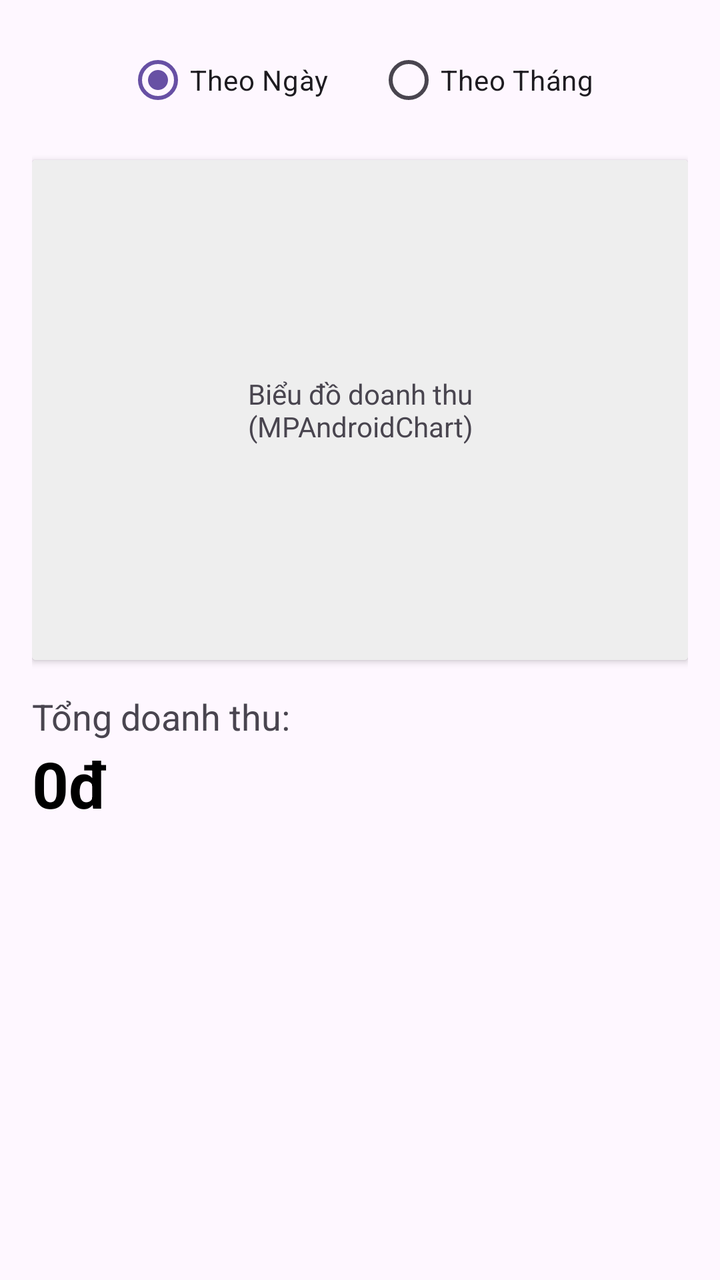
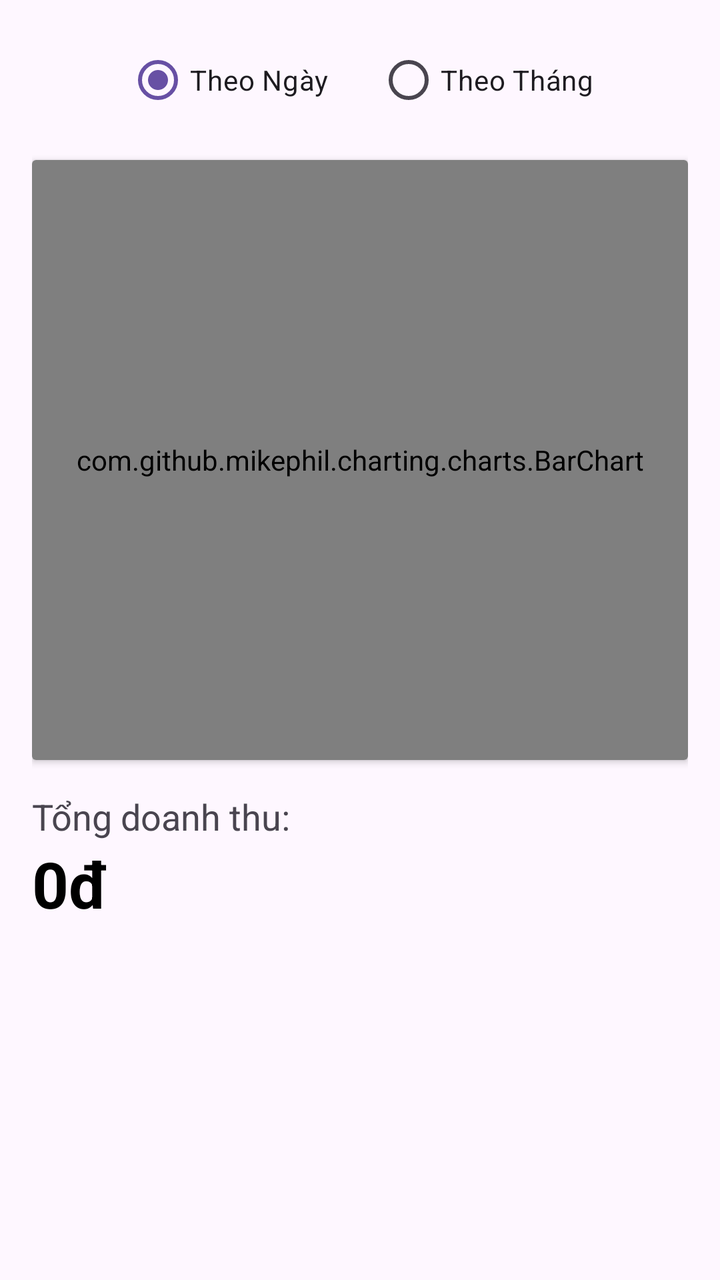

Screens rendered from an Android XML layout before and after an edit, with the pre-edit source and the edit as a unified diff.
<!-- AndroidManifest.xml: application theme Theme.Billards -->
<!-- res/layout/fragment_revenue_statistics.xml -->
<?xml version="1.0" encoding="utf-8"?>
<LinearLayout xmlns:android="http://schemas.android.com/apk/res/android"
    android:layout_width="match_parent"
    android:layout_height="match_parent"
    android:orientation="vertical"
    android:padding="16dp">

    <RadioGroup
        android:id="@+id/rgFilter"
        android:layout_width="match_parent"
        android:layout_height="wrap_content"
        android:orientation="horizontal"
        android:gravity="center"
        android:layout_marginBottom="16dp">
        <RadioButton
            android:id="@+id/rbDay"
            android:layout_width="wrap_content"
            android:layout_height="wrap_content"
            android:text="Theo Ngày"
            android:checked="true" />
        <RadioButton
            android:id="@+id/rbMonth"
            android:layout_width="wrap_content"
            android:layout_height="wrap_content"
            android:layout_marginStart="24dp"
            android:text="Theo Tháng" />
    </RadioGroup>

    <androidx.cardview.widget.CardView
        android:layout_width="match_parent"
        android:layout_height="250dp"
        android:layout_marginBottom="16dp"
        android:elevation="4dp">
        
        <TextView
            android:id="@+id/tvChartPlaceholder"
            android:layout_width="match_parent"
            android:layout_height="match_parent"
            android:gravity="center"
            android:text="Biểu đồ doanh thu\n(MPAndroidChart)"
            android:background="#EEEEEE"/>
    </androidx.cardview.widget.CardView>

    <TextView
        android:layout_width="wrap_content"
        android:layout_height="wrap_content"
        android:text="Tổng doanh thu:"
        android:textSize="18sp" />

    <TextView
        android:id="@+id/tvTotalRevenue"
        android:layout_width="wrap_content"
        android:layout_height="wrap_content"
        android:text="0đ"
        android:textColor="@color/black"
        android:textSize="32sp"
        android:textStyle="bold" />

</LinearLayout>
<!-- resources referenced by this layout -->
<resources>
  <color name="black">#FF000000</color>
  <style name="Theme.Billards" parent="Base.Theme.Billards" />
  <style name="Base.Theme.Billards" parent="Theme.Material3.DayNight.NoActionBar">
          
          
      </style>
</resources>

<!-- the commit's change to res/layout/fragment_revenue_statistics.xml (unified diff, before → after) -->
@@ -28,17 +28,16 @@
 
     <androidx.cardview.widget.CardView
         android:layout_width="match_parent"
-        android:layout_height="250dp"
+        android:layout_height="300dp"
         android:layout_marginBottom="16dp"
         android:elevation="4dp">
         
-        <TextView
-            android:id="@+id/tvChartPlaceholder"
+        <com.github.mikephil.charting.charts.BarChart
+            android:id="@+id/barChart"
             android:layout_width="match_parent"
             android:layout_height="match_parent"
-            android:gravity="center"
-            android:text="Biểu đồ doanh thu\n(MPAndroidChart)"
-            android:background="#EEEEEE"/>
+            android:padding="8dp"/>
+            
     </androidx.cardview.widget.CardView>
 
     <TextView
